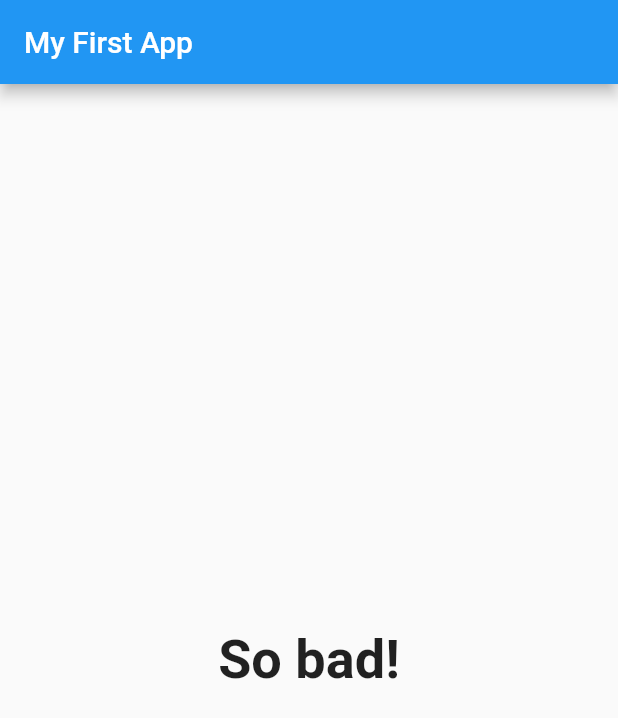
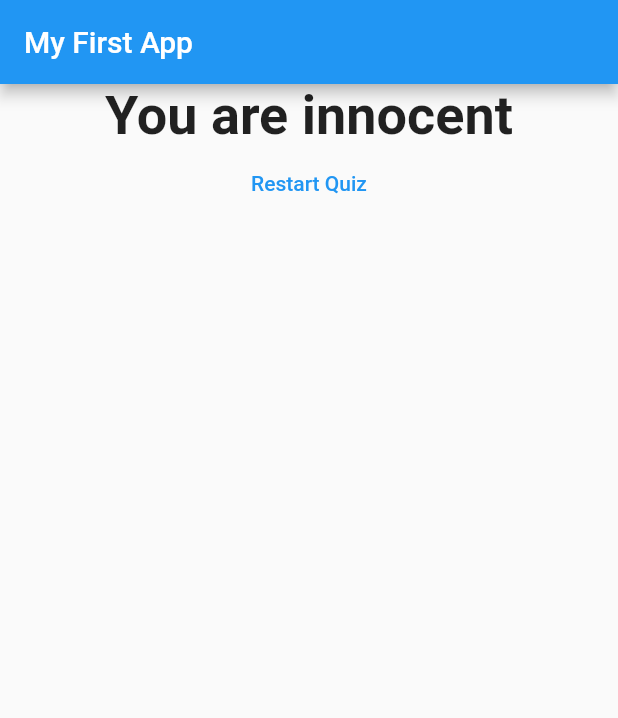
Before and after one commit to Mugisha-isaac/Flutter-quiz-app, a Flutter app: the screen it shows after launch, after a tap on "Black", after a tap on "Snake", after a tap on "Stanley", on a phone screen of 412 x 824 dp. Shown: the top 718 px of the screen. Run offline on Flutter 3.47's test engine with Material 2 defaults, Android fonts, the phone set to English and light mode, and no system bars.

Commit message:
added a reset quiz button

```diff
--- a/lib/main.dart
+++ b/lib/main.dart
@@ -45,6 +45,14 @@ class _MyAppState extends State<MyApp> {
   ];
   var _questionIndex = 0;
   var _totalScore = 0;
+
+  void _resetQuiz() {
+    setState(() {
+      _questionIndex = 0;
+      _totalScore = 0;
+    });
+  }
+
   void _answerQuestion(int score) {
     _totalScore = _totalScore + score;
     setState(() {
@@ -68,7 +76,7 @@ class _MyAppState extends State<MyApp> {
                   answerQuestion: _answerQuestion,
                   questionIndex: _questionIndex,
                   questions: _questions)
-              : Result(_totalScore)),
+              : Result(_totalScore, _resetQuiz)),
     );
   }
 }
--- a/lib/result.dart
+++ b/lib/result.dart
@@ -2,17 +2,14 @@ import 'package:flutter/material.dart';
 
 class Result extends StatelessWidget {
   final int resultScore;
-  Result(this.resultScore);
+  final VoidCallback resetHandler;
+  Result(this.resultScore, this.resetHandler);
   String get resultPhrase {
     String resultText;
-    if (resultScore <= 5) {
-      resultText = "You are awesome and innocent!";
-    } else if (resultScore <= 8) {
-      resultText = "Pretty likable";
-    } else if (resultScore <= 10) {
-      resultText = "You are .... strange";
+    if (resultScore == 10) {
+      resultText = "You are strange.....";
     } else {
-      resultText = "So bad!";
+      resultText = "You are innocent";
     }
     return resultText;
   }
@@ -20,8 +17,16 @@ class Result extends StatelessWidget {
   @override
   Widget build(BuildContext context) {
     return Center(
-      child: Text(resultPhrase,
-          style: TextStyle(fontSize: 36, fontWeight: FontWeight.bold)),
+      child: Column(children: <Widget>[
+        Text(resultPhrase,
+            style: TextStyle(fontSize: 36, fontWeight: FontWeight.bold),
+            textAlign: TextAlign.center),
+        TextButton(
+            child: Text('Restart Quiz'),
+            style: ButtonStyle(
+                foregroundColor: MaterialStateProperty.all(Colors.blue)),
+            onPressed: resetHandler),
+      ]),
     );
   }
 }
```
